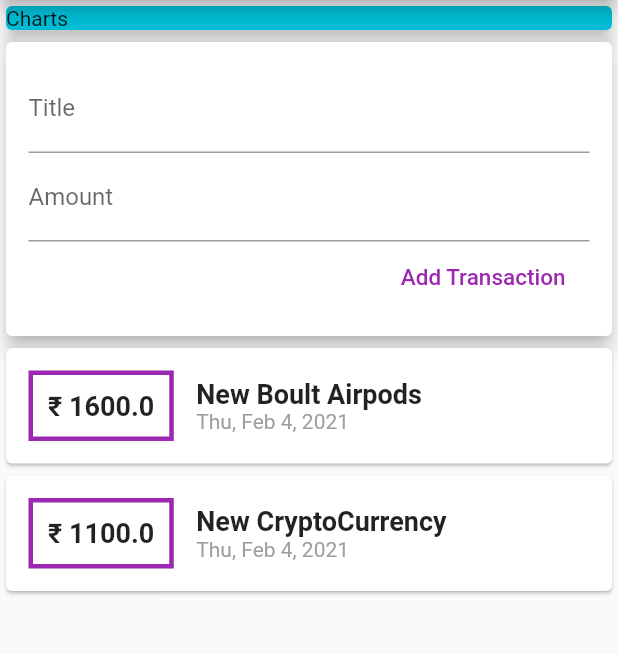
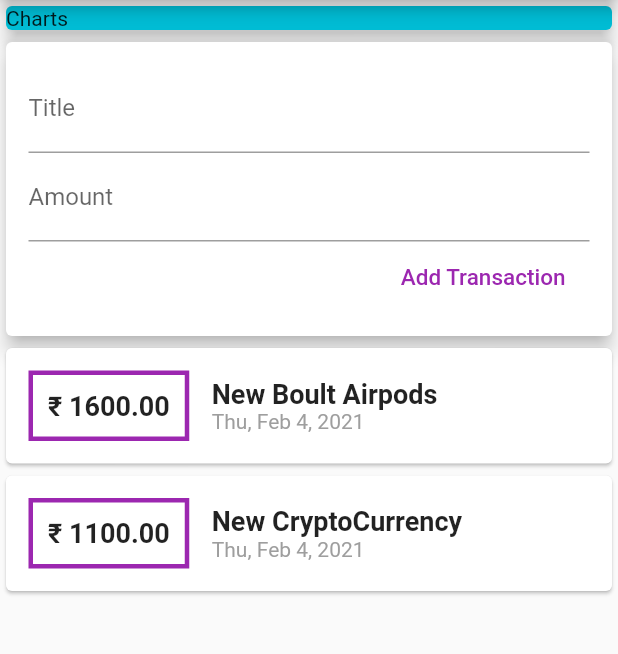
Before and after one commit to mayank8200/Expense-Tracker-Flutter, a Flutter app: the screen it shows after launch, on a phone screen of 412 x 824 dp, the part 84-738 px from its top. Run offline on Flutter 3.47's test engine with Material 2 defaults, Android fonts, the phone set to English and light mode, and no system bars.

Commit message:
added 2 decimal limit and fixed small errors.

```diff
--- a/lib/widgets/new_transactions.dart
+++ b/lib/widgets/new_transactions.dart
@@ -26,12 +26,13 @@ class NewTransaction extends StatelessWidget {
                       TextField(
                         decoration: InputDecoration(labelText: "Title"),
                         controller: titleController,
+                        onSubmitted:(_) => submitData()
                       ),
                       TextField(
                         decoration: InputDecoration(labelText: "Amount"),
                         controller: amountController,
                         keyboardType: TextInputType.number,
-                        onSubmitted:(_) => submitData,
+                        onSubmitted:(_) => submitData(),
                       ),
                       FlatButton(
                           onPressed: submitData,
--- a/lib/widgets/tx_List.dart
+++ b/lib/widgets/tx_List.dart
@@ -24,7 +24,7 @@ class TransactionList extends StatelessWidget {
                         ),
                       ),
                       child: Text(
-                        '₹ ${userTransactions[index].amount}',
+                        '₹ ${userTransactions[index].amount.toStringAsFixed(2)}',
                         style: TextStyle(
                             fontWeight: FontWeight.bold, fontSize: 18),
                       ),
```
